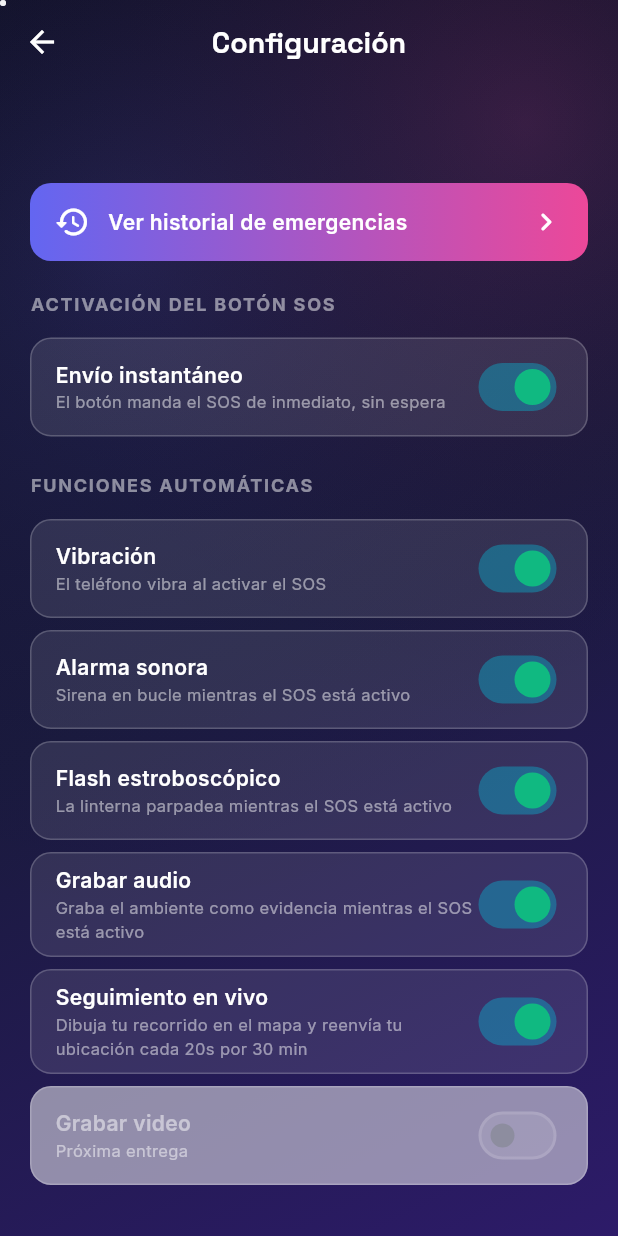
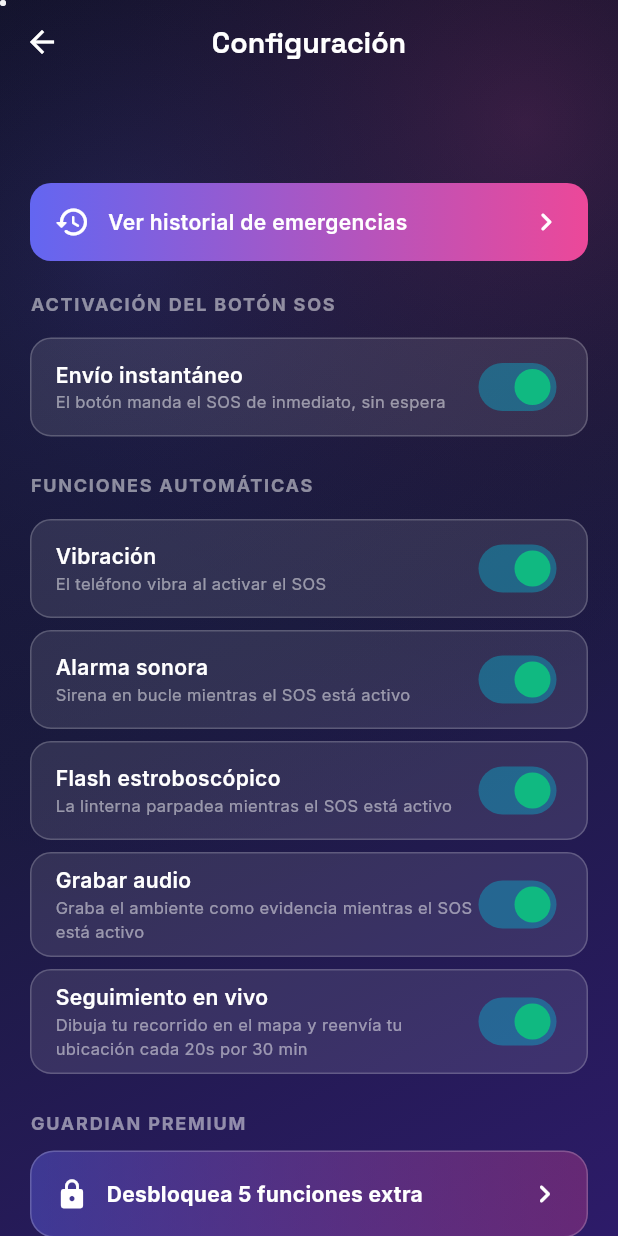
Before and after one commit to mundoincreible067-ship-it/guardian-sos, a Flutter app: the SettingsScreen screen opened directly, on a phone screen of 412 x 824 dp. Run offline on Flutter 3.47's test engine with Material 3 defaults, Android fonts, the phone set to English and light mode, and no system bars; our stand-ins replace audioplayers, battery_plus, flutter_map, flutter_riverpod, geocoding, geolocator and 5 more; missing offline and left inert: flutter_foreground_task, record, telephony, torch_light; accounts and stored records are empty.

Commit message:
Agregar sección Premium

```diff
--- a/lib/core/providers.dart
+++ b/lib/core/providers.dart
@@ -24,8 +24,12 @@ final recordAudioEnabledProvider = StateProvider<bool>((ref) => true);
 /// Seguimiento en vivo real al activar el SOS
 final liveTrackingEnabledProvider = StateProvider<bool>((ref) => true);
 
+/// Si el usuario desbloqueó las funciones premium
+final premiumUnlockedProvider = StateProvider<bool>((ref) => false);
+
 /// Puntos del recorrido durante el SOS activo, para dibujar la ruta en el mapa
 final routePointsProvider = StateProvider<List<LatLng>>((ref) => []);
+
 final messagingServiceProvider = Provider((ref) => MessagingService());
 final callServiceProvider = Provider((ref) => CallService());
 final contactsRepositoryProvider = Provider((ref) => ContactsRepository());
--- a/lib/core/services/settings_repository.dart
+++ b/lib/core/services/settings_repository.dart
@@ -10,6 +10,7 @@ class SettingsRepository {
   static const _kRecordAudio = 'settings_record_audio';
   static const _kLiveTracking = 'settings_live_tracking';
   static const _kCountdownSeconds = 'settings_countdown_seconds';
+  static const _kPremiumUnlocked = 'settings_premium_unlocked';
 
   Future<SharedPreferences> get _prefs => SharedPreferences.getInstance();
 
@@ -20,6 +21,7 @@ class SettingsRepository {
   Future<void> setRecordAudio(bool v) async => (await _prefs).setBool(_kRecordAudio, v);
   Future<void> setLiveTracking(bool v) async => (await _prefs).setBool(_kLiveTracking, v);
   Future<void> setCountdownSeconds(int v) async => (await _prefs).setInt(_kCountdownSeconds, v);
+  Future<void> setPremiumUnlocked(bool v) async => (await _prefs).setBool(_kPremiumUnlocked, v);
 
   /// Carga todos los ajustes guardados de una vez (con valores por defecto
   /// si el usuario nunca los ha cambiado).
@@ -33,6 +35,7 @@ class SettingsRepository {
       recordAudio: prefs.getBool(_kRecordAudio) ?? true,
       liveTracking: prefs.getBool(_kLiveTracking) ?? true,
       countdownSeconds: prefs.getInt(_kCountdownSeconds) ?? 5,
+      premiumUnlocked: prefs.getBool(_kPremiumUnlocked) ?? false,
     );
   }
 }
@@ -46,6 +49,7 @@ class AppSettings {
   final bool recordAudio;
   final bool liveTracking;
   final int countdownSeconds;
+  final bool premiumUnlocked;
 
   AppSettings({
     required this.instantSend,
@@ -55,5 +59,6 @@ class AppSettings {
     required this.recordAudio,
     required this.liveTracking,
     required this.countdownSeconds,
+    required this.premiumUnlocked,
   });
 }
--- a/lib/features/settings/presentation/settings_screen.dart
+++ b/lib/features/settings/presentation/settings_screen.dart
@@ -6,6 +6,7 @@ import '../../../core/services/settings_repository.dart';
 import '../../../core/theme/app_theme.dart';
 import '../../../shared/widgets/neon_background.dart';
 import '../../history/presentation/history_screen.dart';
+import '../../premium/presentation/premium_paywall.dart';
 
 class SettingsScreen extends ConsumerWidget {
   const SettingsScreen({super.key});
@@ -139,7 +140,12 @@ class SettingsScreen extends ConsumerWidget {
                   settingsRepo.setLiveTracking(v);
                 },
               ),
-              const _SwitchTilePending(title: 'Grabar video'),
+              const _SectionHeader('Guardian Premium'),
+              _PremiumBanner(unlocked: ref.watch(premiumUnlockedProvider)),
+              ...premiumFeatures.map((f) => _PremiumFeatureTile(
+                    feature: f,
+                    unlocked: ref.watch(premiumUnlockedProvider),
+                  )),
             ],
           ),
         ),
@@ -200,34 +206,77 @@ class _RealSwitchTile extends StatelessWidget {
   }
 }
 
-/// Interruptor de una función que aún no está conectada (próxima entrega).
-class _SwitchTilePending extends StatelessWidget {
-  final String title;
-  const _SwitchTilePending({required this.title});
+/// Franja superior de la sección Premium: muestra si está desbloqueada o no.
+class _PremiumBanner extends StatelessWidget {
+  final bool unlocked;
+  const _PremiumBanner({required this.unlocked});
 
   @override
   Widget build(BuildContext context) {
-    return Container(
+    return Padding(
+      padding: const EdgeInsets.fromLTRB(20, 0, 20, 12),
+      child: InkWell(
+        borderRadius: BorderRadius.circular(16),
+        onTap: () => showPremiumPaywall(context),
+        child: Container(
+          padding: const EdgeInsets.all(16),
+          decoration: BoxDecoration(
+            gradient: LinearGradient(colors: unlocked
+                ? [AppColors.successGreen.withOpacity(0.25), AppColors.accentCyan.withOpacity(0.15)]
+                : [AppColors.primaryPurple.withOpacity(0.4), AppColors.accentPink.withOpacity(0.3)]),
+            borderRadius: BorderRadius.circular(16),
+            border: Border.all(color: AppColors.glassBorder),
+          ),
+          child: Row(
+            children: [
+              Icon(unlocked ? Icons.workspace_premium_rounded : Icons.lock_rounded, color: Colors.white, size: 22),
+              const SizedBox(width: 12),
+              Expanded(
+                child: Text(
+                  unlocked ? 'Premium activo (modo prueba)' : 'Desbloquea 5 funciones extra',
+                  style: GoogleFonts.inter(color: Colors.white, fontWeight: FontWeight.w700, fontSize: 14),
+                ),
+              ),
+              const Icon(Icons.chevron_right_rounded, color: Colors.white),
+            ],
+          ),
+        ),
+      ),
+    );
+  }
+}
+
+/// Una función Premium individual, con candado si no está desbloqueada.
+class _PremiumFeatureTile extends StatelessWidget {
+  final PremiumFeature feature;
+  final bool unlocked;
+  const _PremiumFeatureTile({required this.feature, required this.unlocked});
+
+  @override
+  Widget build(BuildContext context) {
+    return InkWell(
+      onTap: () => showPremiumPaywall(context),
+      child: Container(
         margin: const EdgeInsets.symmetric(horizontal: 20, vertical: 4),
-      padding: const EdgeInsets.symmetric(horizontal: 16, vertical: 8),
+        padding: const EdgeInsets.symmetric(horizontal: 16, vertical: 10),
         decoration: BoxDecoration(
-        color: AppColors.glassLight.withOpacity(0.5),
+          color: AppColors.glassLight,
           borderRadius: BorderRadius.circular(14),
           border: Border.all(color: AppColors.glassBorder),
         ),
         child: Row(
           children: [
+            Icon(feature.icon, color: unlocked ? AppColors.accentCyan : AppColors.textMuted, size: 20),
+            const SizedBox(width: 12),
             Expanded(
-            child: Column(
-              crossAxisAlignment: CrossAxisAlignment.start,
-              children: [
-                Text(title, style: GoogleFonts.inter(color: AppColors.textMuted, fontSize: 14, fontWeight: FontWeight.w600)),
-                Text('Próxima entrega', style: GoogleFonts.inter(color: AppColors.textMuted, fontSize: 11)),
+              child: Text(feature.title, style: GoogleFonts.inter(
+                color: unlocked ? Colors.white : AppColors.textMuted, fontSize: 14, fontWeight: FontWeight.w600,
+              )),
+            ),
+            Icon(unlocked ? Icons.check_circle_rounded : Icons.lock_outline_rounded,
+                color: unlocked ? AppColors.successGreen : AppColors.textMuted, size: 18),
           ],
         ),
-          ),
-          Switch(value: false, onChanged: null),
-        ],
       ),
     );
   }
--- a/lib/main.dart
+++ b/lib/main.dart
@@ -31,6 +31,7 @@ Future<void> main() async {
         flashEnabledProvider.overrideWith((ref) => savedSettings.flash),
         recordAudioEnabledProvider.overrideWith((ref) => savedSettings.recordAudio),
         liveTrackingEnabledProvider.overrideWith((ref) => savedSettings.liveTracking),
+        premiumUnlockedProvider.overrideWith((ref) => savedSettings.premiumUnlocked),
         countdownSecondsProvider.overrideWith((ref) => savedSettings.countdownSeconds),
       ],
       child: const GuardianSosApp(),
```
Also changed, not shown: lib/features/premium/presentation/premium_paywall.dart (added, +197 -0 lines). Lines whose indentation alone changed are shown as unchanged.
